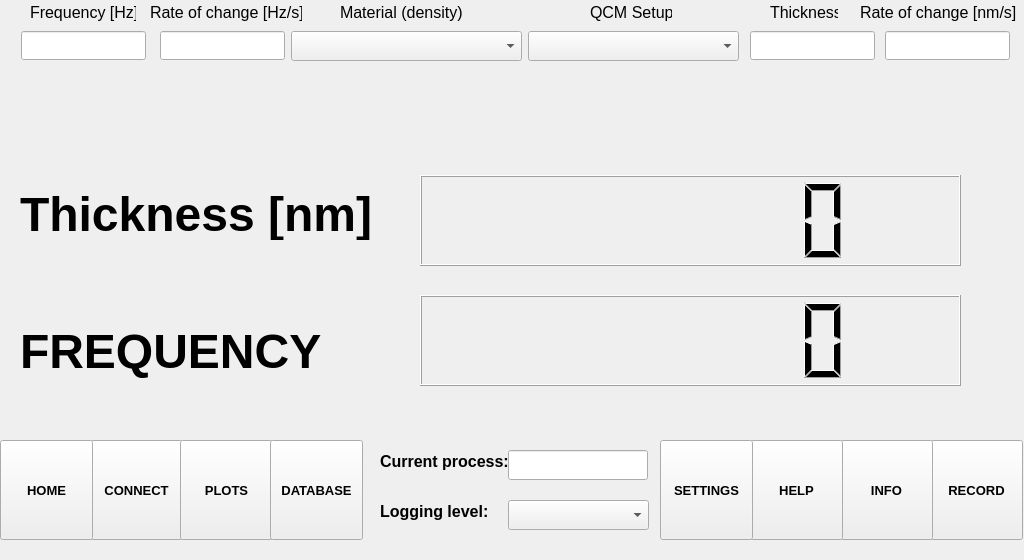
Above: ui/form.ui from MrTheMatus/QCM_PyApp before the change. Below: the same form after it.
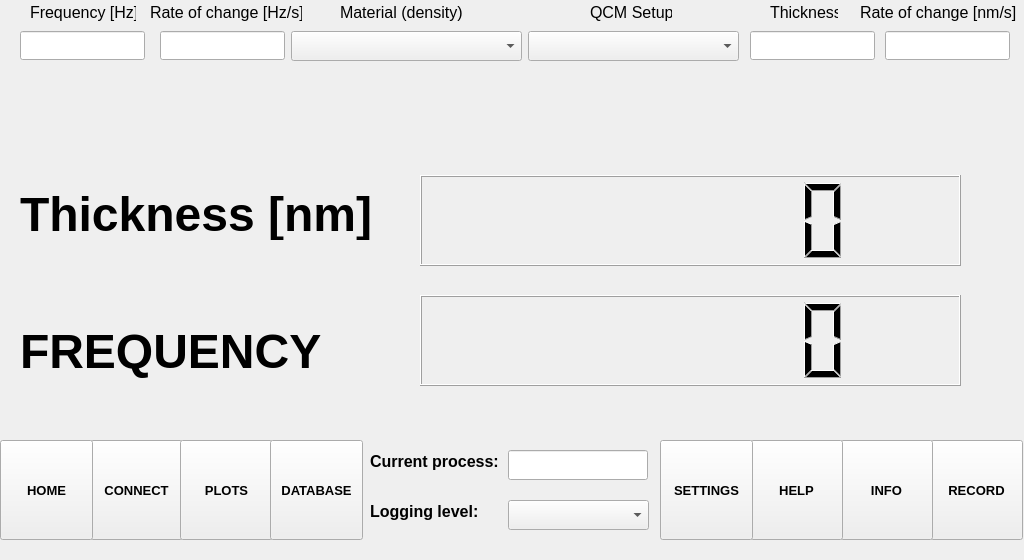
That is the form after the change. The open tabs and pages were chosen to show the change. Icons and pictures are not drawn. Custom widgets are drawn as their Qt base class.

```diff
--- a/ui/form.ui
+++ b/ui/form.ui
@@ -1074,7 +1074,7 @@
    <widget class="QLabel" name="processNameLabel">
     <property name="geometry">
      <rect>
-      <x>380</x>
+      <x>370</x>
       <y>450</y>
       <width>131</width>
       <height>22</height>
@@ -1108,7 +1108,7 @@
    <widget class="QLabel" name="logLabel">
     <property name="geometry">
      <rect>
-      <x>380</x>
+      <x>370</x>
       <y>500</y>
       <width>121</width>
       <height>22</height>
@@ -1271,7 +1271,7 @@
    <widget class="QLineEdit" name="frequencyROCLineEdit">
     <property name="geometry">
      <rect>
-      <x>21</x>
+      <x>160</x>
       <y>31</y>
       <width>125</width>
       <height>29</height>
@@ -1316,7 +1316,7 @@
    <widget class="QLineEdit" name="thicknessLineEdit">
     <property name="geometry">
      <rect>
-      <x>160</x>
+      <x>750</x>
       <y>31</y>
       <width>125</width>
       <height>29</height>
@@ -1337,7 +1337,7 @@
    <widget class="QLineEdit" name="frequencyLineEdit">
     <property name="geometry">
      <rect>
-      <x>750</x>
+      <x>20</x>
       <y>31</y>
       <width>125</width>
       <height>29</height>
```
Left out of the diff: 2 changed lines with no effect on the pictures.
